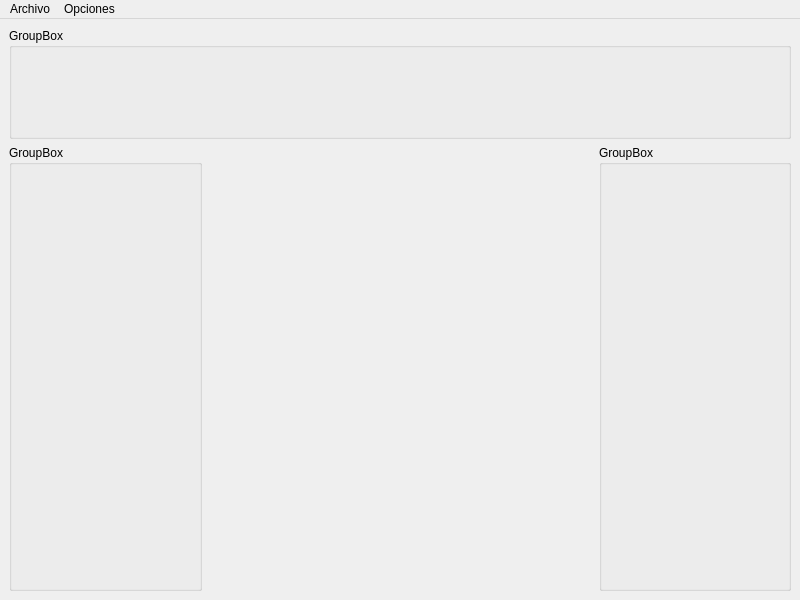
This is mainwindow.ui in GabiAndi/Microcontroladores_2020_Autito_UI as Qt 5 draws it before an edit. The edited form follows.
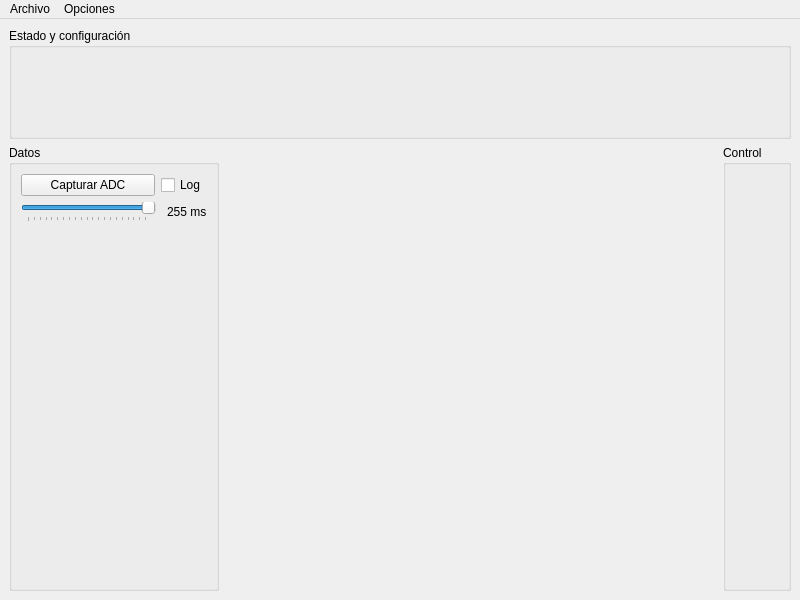
This is the edited form. Custom widgets are drawn as their Qt base class.

Commit message: Captura ADC en UI

What changed in the file:
```diff
--- a/mainwindow.ui
+++ b/mainwindow.ui
@@ -33,20 +33,7 @@
        </sizepolicy>
       </property>
       <property name="title">
-       <string>GroupBox</string>
-      </property>
-     </widget>
-    </item>
-    <item row="1" column="0" rowspan="2">
-     <widget class="QGroupBox" name="groupBox_3">
-      <property name="sizePolicy">
-       <sizepolicy hsizetype="Preferred" vsizetype="Preferred">
-        <horstretch>1</horstretch>
-        <verstretch>0</verstretch>
-       </sizepolicy>
-      </property>
-      <property name="title">
-       <string>GroupBox</string>
+       <string>Estado y configuración</string>
       </property>
      </widget>
     </item>
@@ -54,12 +41,12 @@
      <widget class="QGroupBox" name="groupBox_4">
       <property name="sizePolicy">
        <sizepolicy hsizetype="Preferred" vsizetype="Preferred">
-        <horstretch>1</horstretch>
+        <horstretch>0</horstretch>
         <verstretch>0</verstretch>
        </sizepolicy>
       </property>
       <property name="title">
-       <string>GroupBox</string>
+       <string>Control</string>
       </property>
      </widget>
     </item>
@@ -67,12 +54,122 @@
      <widget class="WidgetPanel" name="widgetAuto" native="true">
       <property name="sizePolicy">
        <sizepolicy hsizetype="Preferred" vsizetype="Preferred">
-        <horstretch>2</horstretch>
+        <horstretch>1</horstretch>
         <verstretch>2</verstretch>
        </sizepolicy>
       </property>
      </widget>
     </item>
+    <item row="1" column="0" rowspan="2">
+     <widget class="QGroupBox" name="groupBox_3">
+      <property name="sizePolicy">
+       <sizepolicy hsizetype="Fixed" vsizetype="Preferred">
+        <horstretch>0</horstretch>
+        <verstretch>0</verstretch>
+       </sizepolicy>
+      </property>
+      <property name="minimumSize">
+       <size>
+        <width>210</width>
+        <height>0</height>
+       </size>
+      </property>
+      <property name="title">
+       <string>Datos</string>
+      </property>
+      <layout class="QVBoxLayout" name="verticalLayout">
+       <item>
+        <layout class="QHBoxLayout" name="horizontalLayout">
+         <item>
+          <widget class="QPushButton" name="pushButtonCapturaDatosADC">
+           <property name="sizePolicy">
+            <sizepolicy hsizetype="Expanding" vsizetype="Fixed">
+             <horstretch>0</horstretch>
+             <verstretch>0</verstretch>
+            </sizepolicy>
+           </property>
+           <property name="text">
+            <string>Capturar ADC</string>
+           </property>
+          </widget>
+         </item>
+         <item>
+          <widget class="QCheckBox" name="checkBox">
+           <property name="text">
+            <string>Log</string>
+           </property>
+          </widget>
+         </item>
+        </layout>
+       </item>
+       <item>
+        <layout class="QHBoxLayout" name="horizontalLayout_2">
+         <item>
+          <widget class="QSlider" name="horizontalSliderTiempoDeCaptura">
+           <property name="minimum">
+            <number>50</number>
+           </property>
+           <property name="maximum">
+            <number>255</number>
+           </property>
+           <property name="value">
+            <number>255</number>
+           </property>
+           <property name="tracking">
+            <bool>true</bool>
+           </property>
+           <property name="orientation">
+            <enum>Qt::Horizontal</enum>
+           </property>
+           <property name="tickPosition">
+            <enum>QSlider::TicksBelow</enum>
+           </property>
+           <property name="tickInterval">
+            <number>0</number>
+           </property>
+          </widget>
+         </item>
+         <item>
+          <spacer name="horizontalSpacer_2">
+           <property name="orientation">
+            <enum>Qt::Horizontal</enum>
+           </property>
+           <property name="sizeType">
+            <enum>QSizePolicy::Fixed</enum>
+           </property>
+           <property name="sizeHint" stdset="0">
+            <size>
+             <width>5</width>
+             <height>20</height>
+            </size>
+           </property>
+          </spacer>
+         </item>
+         <item>
+          <widget class="QLabel" name="labelTiempoCapturaADC">
+           <property name="text">
+            <string>255 ms</string>
+           </property>
+          </widget>
+         </item>
+        </layout>
+       </item>
+       <item>
+        <spacer name="verticalSpacer">
+         <property name="orientation">
+          <enum>Qt::Vertical</enum>
+         </property>
+         <property name="sizeHint" stdset="0">
+          <size>
+           <width>20</width>
+           <height>320</height>
+          </size>
+         </property>
+        </spacer>
+       </item>
+      </layout>
+     </widget>
+    </item>
    </layout>
   </widget>
   <widget class="QMenuBar" name="menubar">
```
The commit also changes 2 other files.
